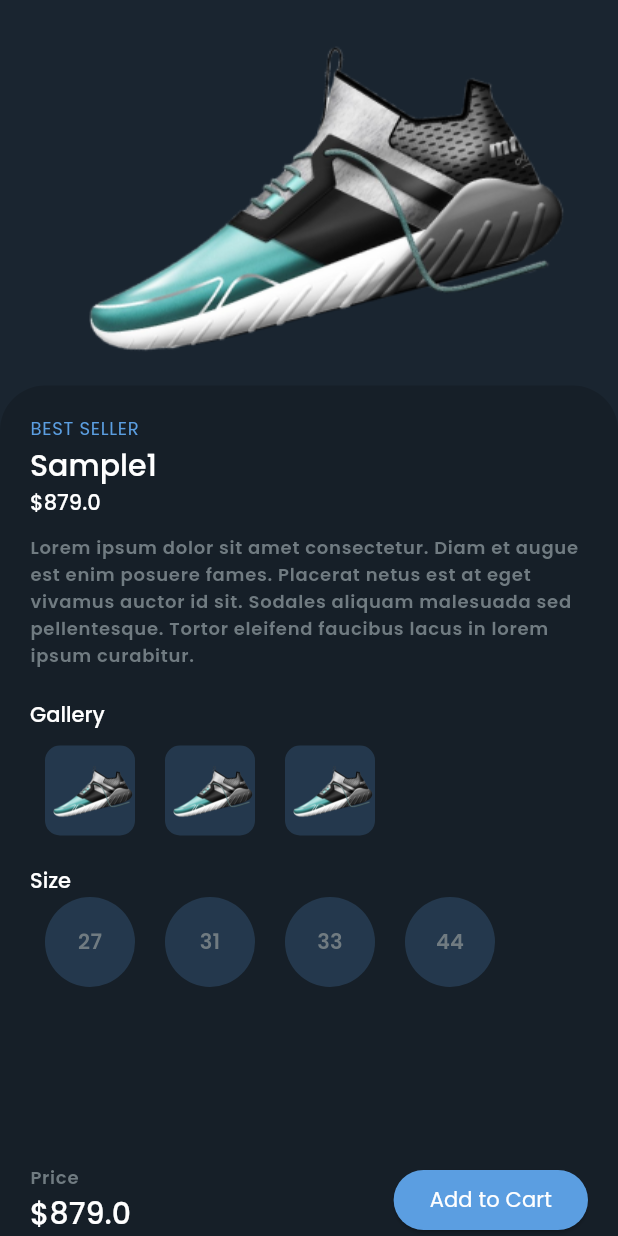
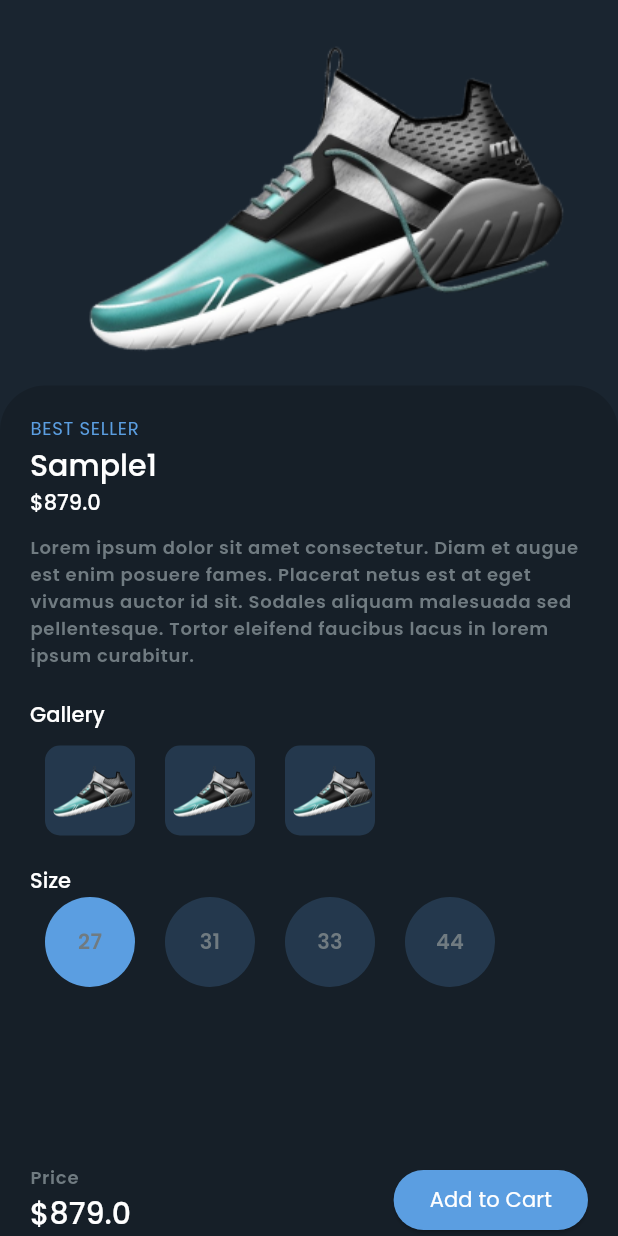
Before and after one commit to shihabkarimba/e-commerce, a Flutter app: the ProductDetailsView widget shown alone on an empty page, opened directly with sample values from the repository, on a phone screen of 412 x 824 dp. Run offline on Flutter 3.47's test engine with Material 3 defaults, Android fonts, the phone set to English and light mode, and no system bars; our stand-ins replace bloc, cloud_firestore, equatable, firebase_auth, firebase_core, flutter_bloc and 5 more; accounts and stored records are empty.

Commit message:
product data bloc

```diff
--- /dev/null
+++ b/lib/Bloc/CartData/cart_data_event.dart
@@ -0,0 +1,45 @@
+part of 'cart_data_bloc.dart';
+
+sealed class CartDataEvent extends Equatable {
+  const CartDataEvent();
+
+  @override
+  List<Object?> get props => [];
+}
+
+final class OnAddItemToCartEvent extends CartDataEvent {
+  final ProductData product;
+  const OnAddItemToCartEvent({
+    required this.product,
+  });
+}
+
+final class OnRemoveItemFromCartEvent extends CartDataEvent {
+  final int? id;
+  const OnRemoveItemFromCartEvent({
+    required this.id,
+  });
+}
+
+final class OnUpdateSizeEvent extends CartDataEvent {
+  final int id;
+  final int size;
+  const OnUpdateSizeEvent({
+    required this.id,
+    required this.size,
+  });
+}
+
+final class OnIncrementQuantityEvent extends CartDataEvent {
+  final int id;
+  const OnIncrementQuantityEvent({
+    required this.id,
+  });
+}
+
+final class OnDecrementQuantityEvent extends CartDataEvent {
+  final int id;
+  const OnDecrementQuantityEvent({
+    required this.id,
+  });
+}
--- /dev/null
+++ b/lib/Bloc/CartData/cart_data_state.dart
@@ -0,0 +1,35 @@
+part of 'cart_data_bloc.dart';
+
+class CartDataState extends Equatable {
+  final List<ProductData> productList;
+  const CartDataState({
+    required this.productList,
+  });
+
+  @override
+  List<Object?> get props => [
+        productList,
+      ];
+}
+
+class ProductData {
+  final ProductModel? product;
+  final int? selectedSize;
+  final int? quantity;
+  const ProductData({
+    this.product,
+    this.quantity,
+    this.selectedSize,
+  });
+
+  ProductData copyWith({
+    final ProductModel? product,
+    final int? selectedSize,
+    final int? quantity,
+  }) =>
+      ProductData(
+        product: product ?? this.product,
+        quantity: quantity ?? this.quantity,
+        selectedSize: selectedSize ?? this.selectedSize,
+      );
+}
--- a/lib/Presentation/Features/ProductDetails/View/product_details_view.dart
+++ b/lib/Presentation/Features/ProductDetails/View/product_details_view.dart
@@ -1,6 +1,8 @@
+import 'package:e_commerce/Bloc/CartData/cart_data_bloc.dart';
 import 'package:e_commerce/Models/ProductModel/product_model.dart';
 import 'package:e_commerce/gen/assets.gen.dart';
 import 'package:flutter/material.dart';
+import 'package:flutter_bloc/flutter_bloc.dart';
 
 class ProductDetailsView extends StatefulWidget {
   final ProductModel product;
@@ -14,9 +16,11 @@ class ProductDetailsView extends StatefulWidget {
 }
 
 class _ProductDetailsViewState extends State<ProductDetailsView> {
+  int selectedSize = 0;
   @override
   Widget build(BuildContext context) {
     final theme = Theme.of(context);
+    selectedSize = widget.product.availableSizes?[0] ?? 0;
     return Column(
       children: [
         Assets.img.shoe.image(),
@@ -105,11 +109,20 @@ class _ProductDetailsViewState extends State<ProductDetailsView> {
                               itemBuilder: (context, index) {
                                 final size =
                                     widget.product.availableSizes?[index];
-                                return CircleAvatar(
-                                  backgroundColor: theme.colorScheme.secondary
-                                      .withOpacity(.2),
-                                  radius: 40,
-                                  child: Text(size.toString()),
+                                return InkWell(
+                                  onTap: () {
+                                    setState(() {
+                                      selectedSize = size ?? 0;
+                                    });
+                                  },
+                                  child: CircleAvatar(
+                                    backgroundColor: selectedSize == size
+                                        ? theme.colorScheme.secondary
+                                        : theme.colorScheme.secondary
+                                            .withOpacity(.2),
+                                    radius: 40,
+                                    child: Text(size.toString()),
+                                  ),
                                 );
                               },
                             ),
@@ -138,7 +151,14 @@ class _ProductDetailsViewState extends State<ProductDetailsView> {
                         ],
                       ),
                       ElevatedButton(
-                        onPressed: () {},
+                        onPressed: () {
+                          context.read<CartDataBloc>().add(OnAddItemToCartEvent(
+                                  product: ProductData(
+                                product: widget.product,
+                                selectedSize: selectedSize,
+                                quantity: 1,
+                              )));
+                        },
                         child: const Text('Add to Cart'),
                       ),
                     ],
--- a/lib/Presentation/Features/ScaffoldWithBottomNavbar/Page/scaffold_with_navbar_page.dart
+++ b/lib/Presentation/Features/ScaffoldWithBottomNavbar/Page/scaffold_with_navbar_page.dart
@@ -1,3 +1,4 @@
+import 'package:e_commerce/Bloc/CartData/cart_data_bloc.dart';
 import 'package:e_commerce/Bloc/Product/product_bloc.dart';
 import 'package:e_commerce/Bloc/UserProfile/user_profile_bloc.dart';
 import 'package:flutter/material.dart';
@@ -24,6 +25,9 @@ class _ScaffoldWIthBottomNavBarState extends State<ScaffoldWIthBottomNavBar> {
         ),
         BlocProvider<ProductBloc>(
           create: (BuildContext context) => ProductBloc(),
+        ),
+        BlocProvider<CartDataBloc>(
+          create: (BuildContext context) => CartDataBloc(),
         )
       ],
       child: Scaffold(
```
Also changed, not shown: lib/Bloc/CartData/cart_data_bloc.dart (added, +113 -0 lines).
